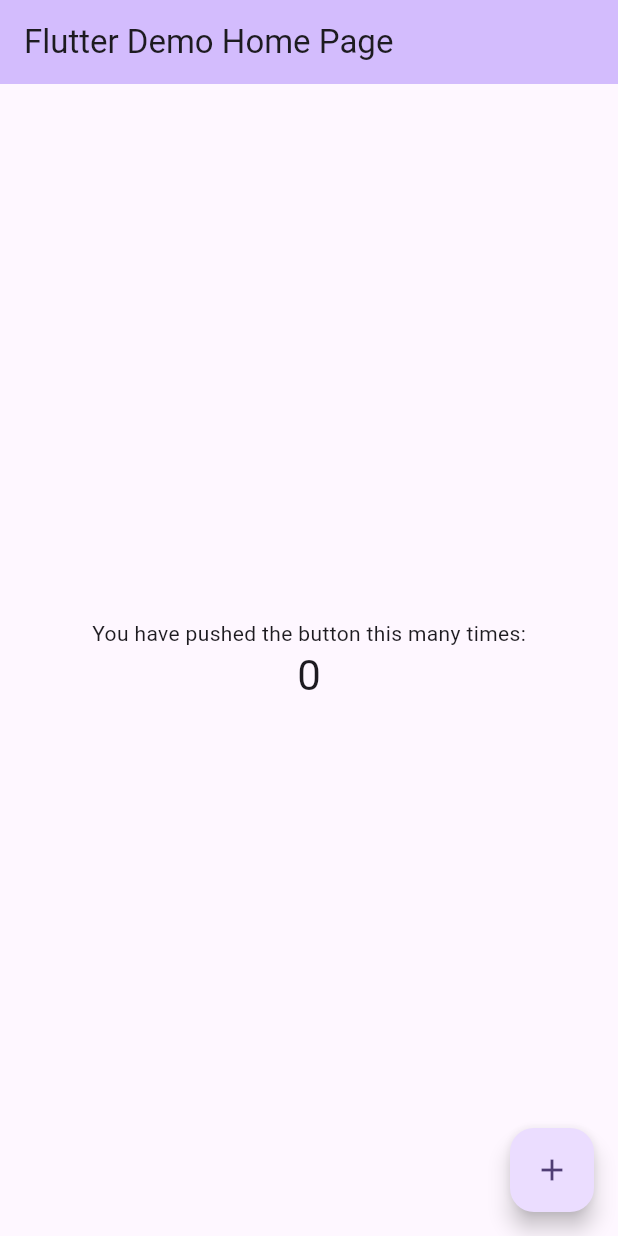
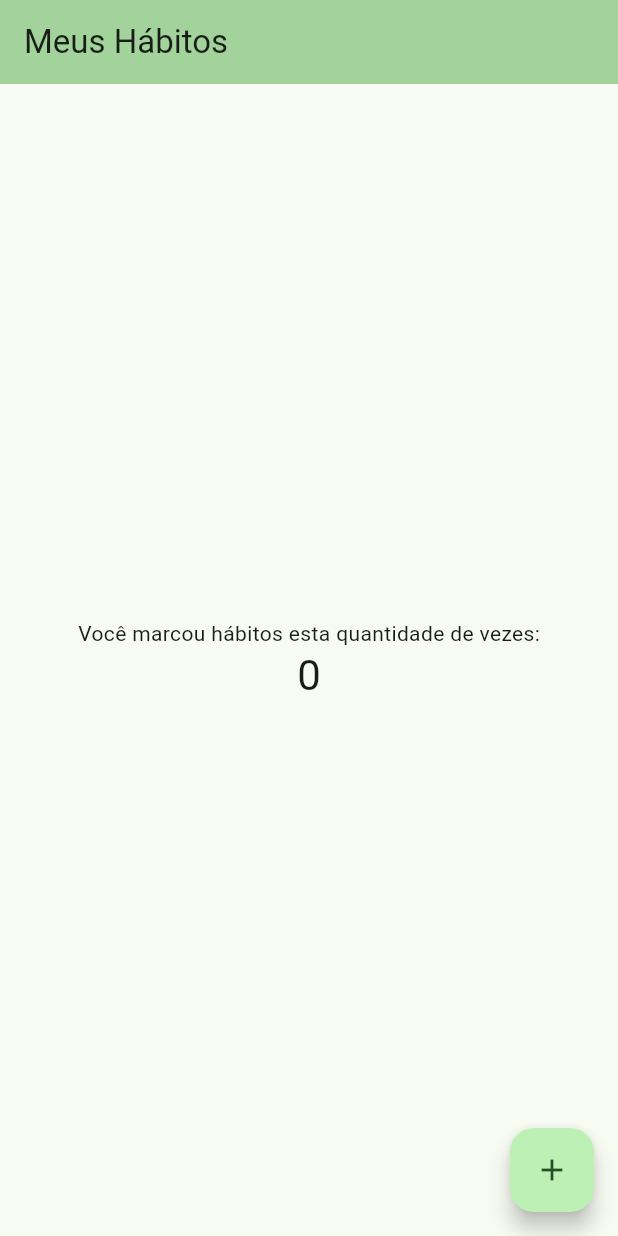
Before and after one commit to laianapinho/rastreador_habitos, a Flutter app: the screen it shows after launch, on a phone screen of 412 x 824 dp. Run offline on Flutter 3.47's test engine with Material 3 defaults, Android fonts, the phone set to English and light mode, and no system bars.

Commit message:
feat: personaliza tela inicial do contador

```diff
--- a/lib/main.dart
+++ b/lib/main.dart
@@ -11,7 +11,7 @@ class MyApp extends StatelessWidget {
   @override
   Widget build(BuildContext context) {
     return MaterialApp(
-      title: 'Flutter Demo',
+      title: 'Rastreador de Hábitos',
       theme: ThemeData(
         // This is the theme of your application.
         //
@@ -28,9 +28,9 @@ class MyApp extends StatelessWidget {
         //
         // This works for code too, not just values: Most code changes can be
         // tested with just a hot reload.
-        colorScheme: .fromSeed(seedColor: Colors.deepPurple),
+        colorScheme: .fromSeed(seedColor: Colors.green),
       ),
-      home: const MyHomePage(title: 'Flutter Demo Home Page'),
+      home: const MyHomePage(title: 'Rastreador de Hábitos'),
     );
   }
 }
@@ -83,7 +83,7 @@ class _MyHomePageState extends State<MyHomePage> {
         backgroundColor: Theme.of(context).colorScheme.inversePrimary,
         // Here we take the value from the MyHomePage object that was created by
         // the App.build method, and use it to set our appbar title.
-        title: Text(widget.title),
+        title: Text('Meus Hábitos'),
       ),
       body: Center(
         // Center is a layout widget. It takes a single child and positions it
@@ -104,7 +104,7 @@ class _MyHomePageState extends State<MyHomePage> {
           // wireframe for each widget.
           mainAxisAlignment: .center,
           children: [
-            const Text('You have pushed the button this many times:'),
+            const Text('Você marcou hábitos esta quantidade de vezes:'),
             Text(
               '$_counter',
               style: Theme.of(context).textTheme.headlineMedium,
```
